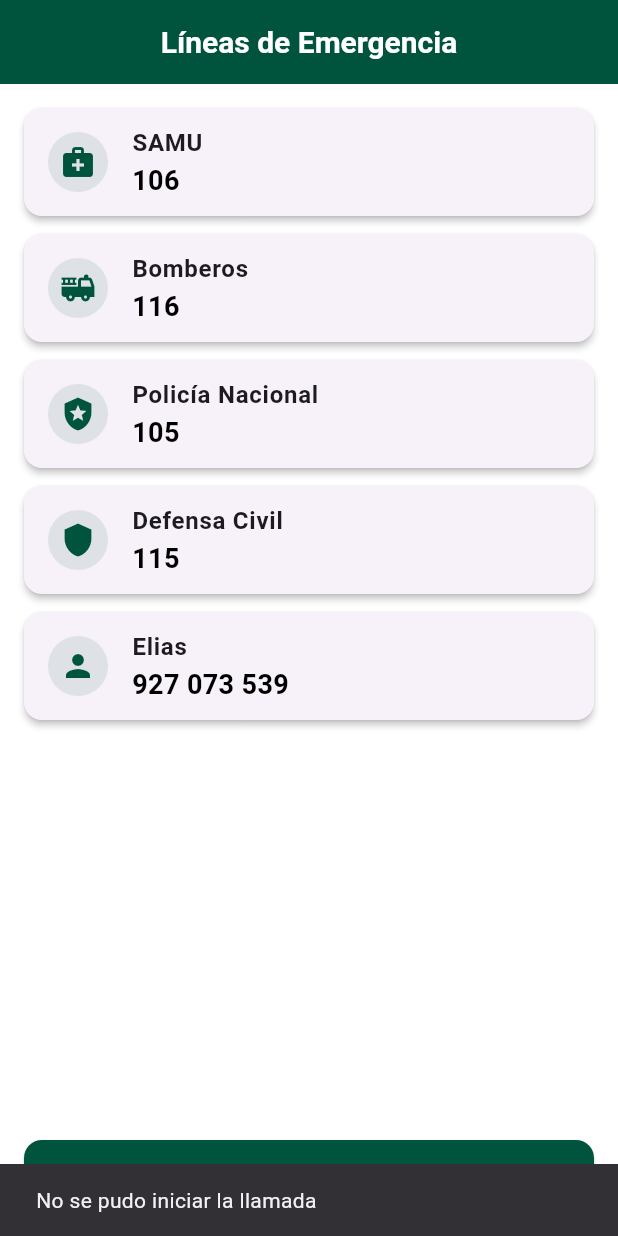
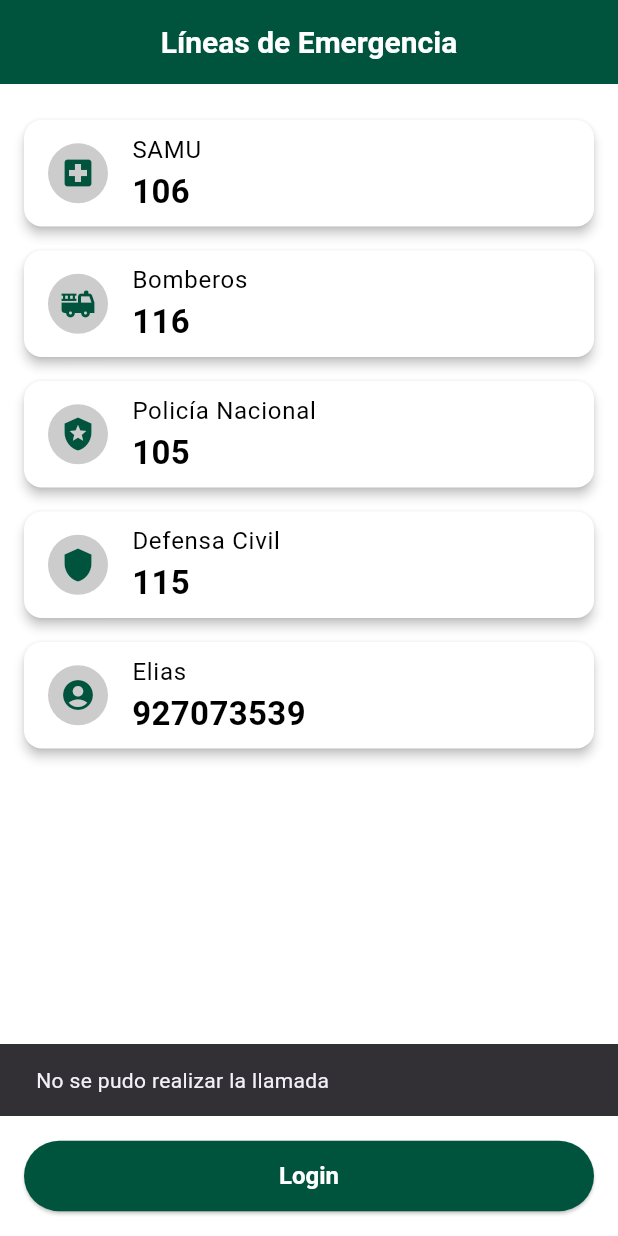
Before and after one commit to Reebotbrei/alertaLima, a Flutter app: the screen it shows after launch, after a tap on "SAMU", on a phone screen of 412 x 824 dp. Run offline on Flutter 3.47's test engine with Material 3 defaults, Android fonts, the phone set to English and light mode, and no system bars.

Commit message:
agregando primera pantalla

```diff
--- a/lib/features/sos/view/sos_screen.dart
+++ b/lib/features/sos/view/sos_screen.dart
@@ -1,107 +1,93 @@
 import 'package:flutter/material.dart';
-import 'package:url_launcher/url_launcher.dart';
+import 'package:provider/provider.dart';
 import '../../../app/theme/app_colors.dart';
-import '../../../app/widgets/app_button.dart';
+import '../viewmodel/sos_viewmodel.dart';
+import '../model/emergency_contact.dart';
 
-class SOSScreen extends StatelessWidget {
-  const SOSScreen({super.key});
+class SosScreen extends StatelessWidget {
+  const SosScreen({super.key});
 
   @override
   Widget build(BuildContext context) {
-    final List<_EmergencyContact> contacts = [
-      _EmergencyContact('SAMU', '106', Icons.medical_services),
-      _EmergencyContact('Bomberos', '116', Icons.fire_truck),
-      _EmergencyContact('Policía Nacional', '105', Icons.local_police),
-      _EmergencyContact('Defensa Civil', '115', Icons.shield),
-      _EmergencyContact('Elias', '927 073 539', Icons.person),
-    ];
+    final viewModel = Provider.of<SOSViewModel>(context);
 
     return Scaffold(
+      appBar: AppBar(
+        backgroundColor: AppColors.primary,
+        centerTitle: true,
+        title: const Text(
+          'Líneas de Emergencia',
+          style: TextStyle(color: AppColors.background),
+        ),
+      ),
       backgroundColor: AppColors.background,
-      appBar: AppBar(
-        title: const Text('Líneas de Emergencia'),
-        centerTitle: true,
+      body: ListView.builder(
+        padding: const EdgeInsets.all(16),
+        itemCount: viewModel.contacts.length,
+        itemBuilder: (context, index) {
+          final contact = viewModel.contacts[index];
+          return EmergencyCard(
+            contact: contact,
+            onCall: () => viewModel.callNumber(contact.number, context),
+          );
+        },
       ),
-      body: Padding(
+      bottomNavigationBar: Padding(
         padding: const EdgeInsets.all(16.0),
-        child: Column(
-          children: [
-            Expanded(
-              child: ListView.builder(
-                itemCount: contacts.length,
-                itemBuilder: (context, index) {
-                  final contact = contacts[index];
-                  return Card(
-                    elevation: 2,
-                    margin: const EdgeInsets.only(bottom: 12),
-                    shape: RoundedRectangleBorder(
-                      borderRadius: BorderRadius.circular(12),
-                    ),
-                    child: ListTile(
-                      leading: CircleAvatar(
-                        backgroundColor: AppColors.primary.withOpacity(0.1),
-                        child: Icon(contact.icon, color: AppColors.primary),
-                      ),
-                      title: Text(
-                        contact.name,
-                        style: const TextStyle(
-                          fontWeight: FontWeight.w600,
-                          fontSize: 16,
-                        ),
-                      ),
-                      subtitle: Text(
-                        contact.number,
-                        style: const TextStyle(
-                          fontWeight: FontWeight.bold,
-                          fontSize: 18,
-                          color: AppColors.text,
-                        ),
-                      ),
-                      onTap: () async {
-                        final Uri uri = Uri(scheme: 'tel', path: contact.number);
-                        try {
-                          final bool launched = await launchUrl(
-                            uri,
-                            mode: LaunchMode.externalApplication,
-                          );
-                          if (!launched) {
-                            ScaffoldMessenger.of(context).showSnackBar(
-                              const SnackBar(
-                                content: Text('No se pudo iniciar la llamada'),
-                              ),
-                            );
-                          }
-                        } catch (e) {
-                          ScaffoldMessenger.of(context).showSnackBar(
-                            SnackBar(
-                              content: Text('Error al intentar llamar: $e'),
-                            ),
-                          );
-                        }
-                      },
-                    ),
-                  );
-                },
-              ),
+        child: ElevatedButton(
+          onPressed: () {
+            Navigator.pushNamed(context, '/login');
+          },
+          style: ElevatedButton.styleFrom(
+            backgroundColor: AppColors.button,
+            foregroundColor: AppColors.buttonText,
+            shape: RoundedRectangleBorder(
+              borderRadius: BorderRadius.circular(30),
             ),
-            const SizedBox(height: 16),
-            AppButton(
-              label: 'Login',
-              onPressed: () {
-                // TODO: Agregar navegación a pantalla de login
-              },
-            ),
-          ],
+            padding: const EdgeInsets.symmetric(vertical: 14),
+          ),
+          child: const Text('Login', style: TextStyle(fontSize: 16)),
         ),
       ),
     );
   }
 }
 
-class _EmergencyContact {
-  final String name;
-  final String number;
-  final IconData icon;
+class EmergencyCard extends StatelessWidget {
+  final EmergencyContact contact;
+  final VoidCallback onCall;
 
-  _EmergencyContact(this.name, this.number, this.icon);
+  const EmergencyCard({
+    super.key,
+    required this.contact,
+    required this.onCall,
+  });
+
+  @override
+  Widget build(BuildContext context) {
+    return Card(
+      elevation: 3,
+      margin: const EdgeInsets.symmetric(vertical: 8.0),
+      color: AppColors.background,
+      child: ListTile(
+        leading: CircleAvatar(
+          backgroundColor: AppColors.border,
+          child: Icon(contact.icon, color: AppColors.primary),
+        ),
+        title: Text(
+          contact.title,
+          style: const TextStyle(color: AppColors.text),
+        ),
+        subtitle: Text(
+          contact.number,
+          style: const TextStyle(
+            fontSize: 22,
+            fontWeight: FontWeight.bold,
+            color: AppColors.text,
+          ),
+        ),
+        onTap: onCall,
+      ),
+    );
+  }
 }
--- a/lib/features/sos/viewmodel/sos_viewmodel.dart
+++ b/lib/features/sos/viewmodel/sos_viewmodel.dart
@@ -4,34 +4,31 @@ import '../model/emergency_contact.dart';
 
 class SOSViewModel extends ChangeNotifier {
   final List<EmergencyContact> contacts = [
-    EmergencyContact(title: 'SAMU', number: '106', icon: Icons.medical_services),
-    EmergencyContact(title: 'Bombero', number: '116', icon: Icons.fire_truck),
-    EmergencyContact(title: 'Policía Nacional del Perú (PNP)', number: '105', icon: Icons.local_police),
+    EmergencyContact(title: 'SAMU', number: '106', icon: Icons.local_hospital),
+    EmergencyContact(title: 'Bomberos', number: '116', icon: Icons.fire_truck),
+    EmergencyContact(title: 'Policía Nacional', number: '105', icon: Icons.local_police),
     EmergencyContact(title: 'Defensa Civil', number: '115', icon: Icons.shield),
-    EmergencyContact(title: 'Elias', number: '927073539', icon: Icons.person),
+    EmergencyContact(title: 'Elias', number: '927073539', icon: Icons.account_circle),
   ];
 
-  Future<void> callNumber(BuildContext context, String number) async {
-    final Uri uri = Uri(scheme: 'tel', path: number);
-    try {
-      final canLaunch = await canLaunchUrl(uri);
-      if (canLaunch) {
-        final launched = await launchUrl(uri, mode: LaunchMode.platformDefault);
-        if (!launched) {
-          _showErrorSnackbar(context, 'No se pudo abrir el marcador para $number');
-        }
-      } else {
-        _showErrorSnackbar(context, 'Este dispositivo no puede manejar llamadas.');
-      }
-    } catch (e) {
-      debugPrint('Error al llamar: $e');
-      _showErrorSnackbar(context, 'Error al intentar llamar a $number');
+  Future<void> callNumber(String number, BuildContext context) async {
+  final String cleanNumber = number.replaceAll(RegExp(r'\s+'), ''); // 🔽 Quitar espacios
+  final Uri uri = Uri(scheme: 'tel', path: cleanNumber);
+
+  try {
+    final bool launched = await launchUrl(uri, mode: LaunchMode.externalApplication);
+    if (!launched) {
+      _showError(context, 'No se pudo realizar la llamada');
     }
+  } catch (e) {
+    _showError(context, 'Error al intentar llamar: $e');
   }
+}
 
-  void _showErrorSnackbar(BuildContext context, String message) {
+
+  void _showError(BuildContext context, String message) {
     ScaffoldMessenger.of(context).showSnackBar(
-      SnackBar(content: Text(message), backgroundColor: Colors.red),
+      SnackBar(content: Text(message)),
     );
   }
 }
--- a/lib/main.dart
+++ b/lib/main.dart
@@ -1,6 +1,8 @@
 import 'package:flutter/material.dart';
+import 'package:provider/provider.dart';
 import 'app/theme/app_theme.dart';
-import 'features/sos/view/sos_screen.dart'; // Primera pantalla
+import 'features/sos/view/sos_screen.dart';
+import 'features/sos/viewmodel/sos_viewmodel.dart';
 
 void main() {
   runApp(const AlertaLimaApp());
@@ -11,11 +13,16 @@ class AlertaLimaApp extends StatelessWidget {
 
   @override
   Widget build(BuildContext context) {
-    return MaterialApp(
-      title: 'Alerta Lima',
-      theme: AppTheme.lightTheme,
-      home: const SOSScreen(),
-      debugShowCheckedModeBanner: false,
+    return MultiProvider(
+      providers: [
+        ChangeNotifierProvider(create: (_) => SOSViewModel()),
+      ],
+      child: MaterialApp(
+        title: 'Alerta Lima',
+        debugShowCheckedModeBanner: false,
+        theme: AppTheme.lightTheme,
+        home: const SosScreen(),
+      ),
     );
   }
 }
```
